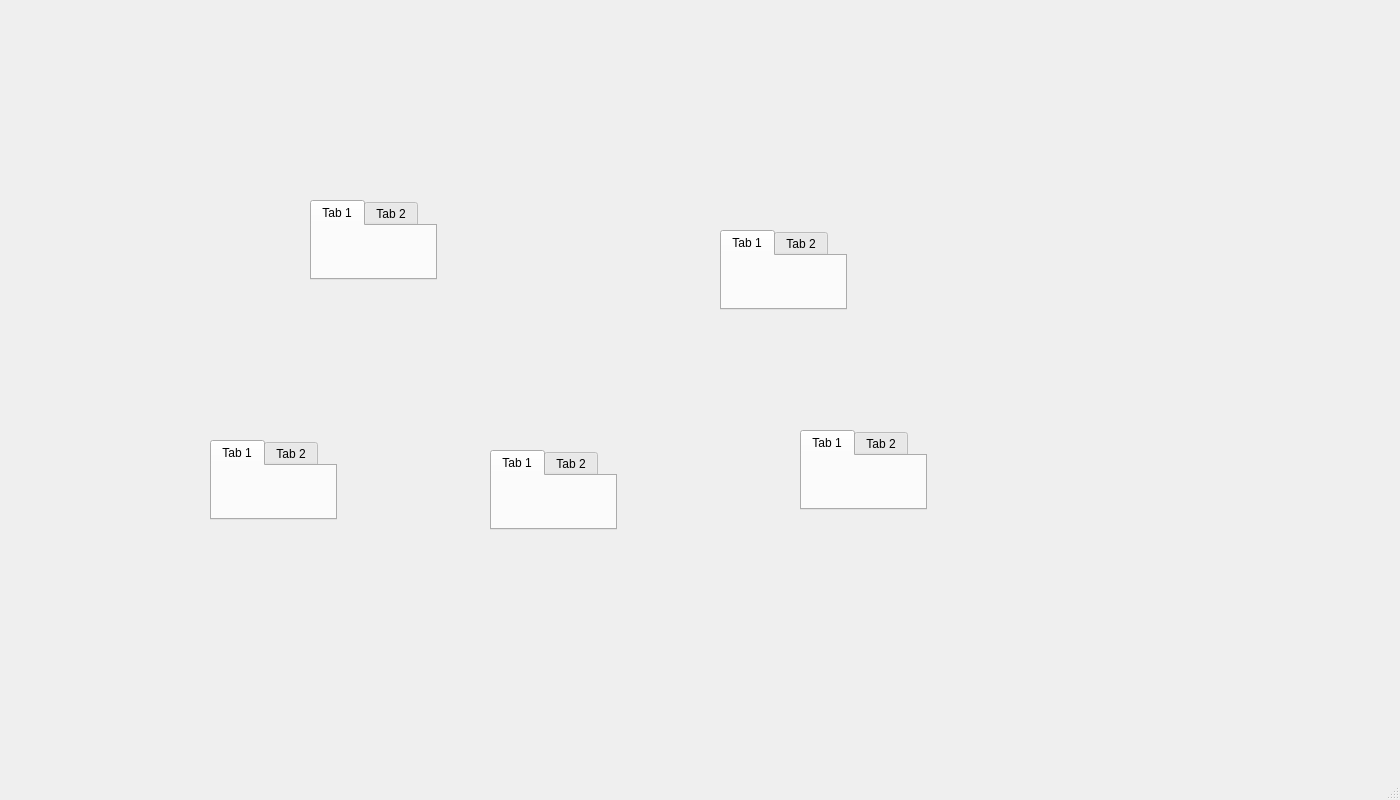
Old version of the form resources/ui/main_window.ui in the repository jmmile/ModelRailroadOp.
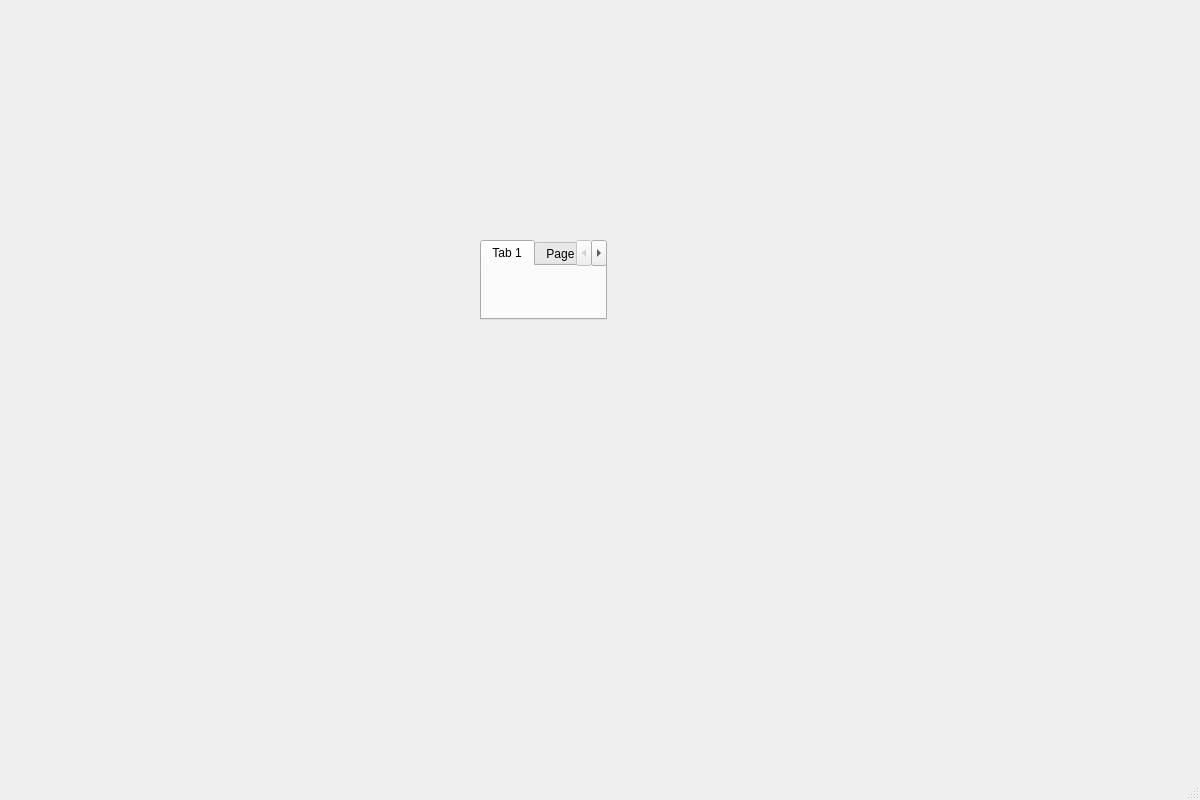
New version of the form.

Patch:
```diff
--- a/resources/ui/main_window.ui
+++ b/resources/ui/main_window.ui
@@ -6,7 +6,7 @@
    <rect>
     <x>0</x>
     <y>0</y>
-    <width>1400</width>
+    <width>1200</width>
     <height>800</height>
    </rect>
   </property>
@@ -14,101 +14,36 @@
    <string>Model Railroad Operations Manager</string>
   </property>
   <widget class="QWidget" name="centralwidget">
-   <widget class="QTabWidget" name="Dashboard">
+   <widget class="QTabWidget" name="mainTabs">
     <property name="geometry">
      <rect>
-      <x>490</x>
-      <y>450</y>
+      <x>480</x>
+      <y>240</y>
       <width>127</width>
       <height>80</height>
      </rect>
     </property>
-    <widget class="QWidget" name="tab">
+    <widget class="QWidget" name="Dashboard">
      <attribute name="title">
       <string>Tab 1</string>
      </attribute>
     </widget>
-    <widget class="QWidget" name="tab_2">
+    <widget class="QWidget" name="Cars">
      <attribute name="title">
-      <string>Tab 2</string>
+      <string>Page</string>
      </attribute>
     </widget>
-   </widget>
-   <widget class="QTabWidget" name="Industries">
-    <property name="geometry">
-     <rect>
-      <x>720</x>
-      <y>230</y>
-      <width>127</width>
-      <height>80</height>
-     </rect>
-    </property>
-    <widget class="QWidget" name="tab_3">
+    <widget class="QWidget" name="Industries">
      <attribute name="title">
-      <string>Tab 1</string>
+      <string>Page</string>
      </attribute>
     </widget>
-    <widget class="QWidget" name="tab_4">
+    <widget class="QWidget" name="Trains">
      <attribute name="title">
-      <string>Tab 2</string>
+      <string>Page</string>
      </attribute>
     </widget>
-   </widget>
-   <widget class="QTabWidget" name="Cars">
-    <property name="geometry">
-     <rect>
-      <x>310</x>
-      <y>200</y>
-      <width>127</width>
-      <height>80</height>
-     </rect>
-    </property>
-    <widget class="QWidget" name="tab_5">
-     <attribute name="title">
-      <string>Tab 1</string>
-     </attribute>
-    </widget>
-    <widget class="QWidget" name="tab_6">
-     <attribute name="title">
-      <string>Tab 2</string>
-     </attribute>
-    </widget>
-   </widget>
-   <widget class="QTabWidget" name="Locomotives">
-    <property name="geometry">
-     <rect>
-      <x>800</x>
-      <y>430</y>
-      <width>127</width>
-      <height>80</height>
-     </rect>
-    </property>
-    <widget class="QWidget" name="tab_7">
-     <attribute name="title">
-      <string>Tab 1</string>
-     </attribute>
-    </widget>
-    <widget class="QWidget" name="tab_8">
-     <attribute name="title">
-      <string>Tab 2</string>
-     </attribute>
-    </widget>
-   </widget>
-   <widget class="QTabWidget" name="Trains">
-    <property name="geometry">
-     <rect>
-      <x>210</x>
-      <y>440</y>
-      <width>127</width>
-      <height>80</height>
-     </rect>
-    </property>
-    <widget class="QWidget" name="tab_9">
-     <attribute name="title">
-      <string>Tab 1</string>
-     </attribute>
-    </widget>
-    <widget class="QWidget" name="tab_10">
+    <widget class="QWidget" name="Locomotives">
      <attribute name="title">
       <string>Tab 2</string>
      </attribute>
```
Left out of the diff: 2 changed lines with no effect on the pictures.
